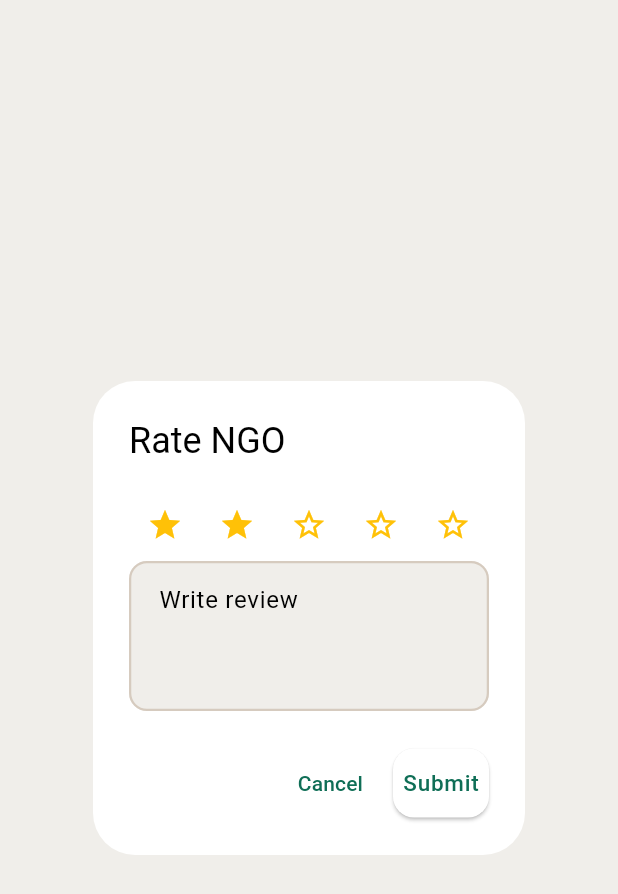
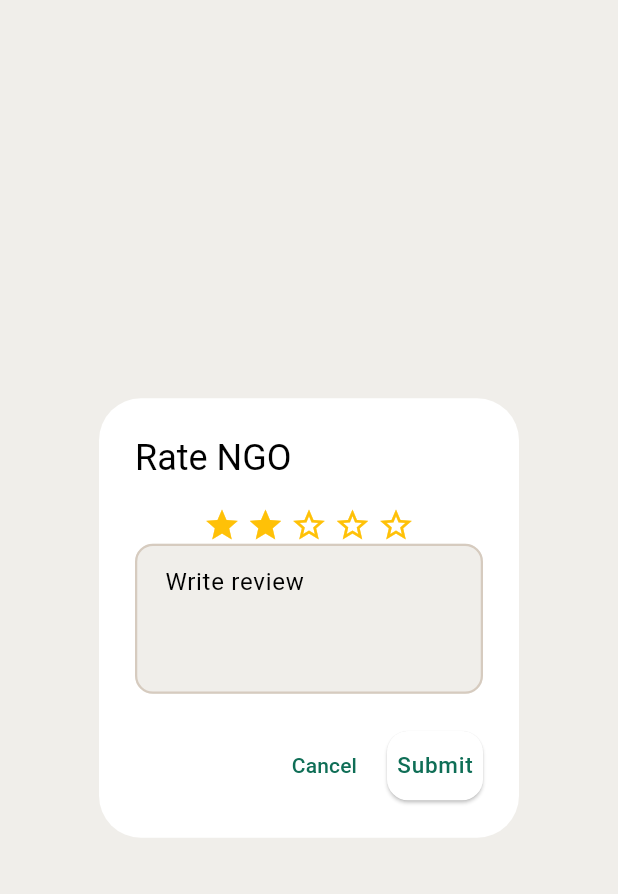
Before and after one commit to shivanvithajayam/share_bite, a Flutter app: the DonorReviewDialog widget shown alone on an empty page, opened directly with empty values, after a tap on the "star" icon, after a tap on the "star border" icon, after a tap on "Submit", on a phone screen of 412 x 824 dp. Shown: the top 894 px of the screen. Run offline on Flutter 3.47's test engine with Material 3 defaults, Android fonts, the phone set to English and light mode, and no system bars; our stand-ins replace cloud_firestore, firebase_auth, firebase_core, firebase_messaging, flutter_local_notifications, flutter_map and 4 more; accounts and stored records are empty; Roboto replaces fonts that are missing (DM Sans).

Commit message:
small changes

```diff
--- a/lib/screens/donor/donor_review_dialog.dart
+++ b/lib/screens/donor/donor_review_dialog.dart
@@ -30,11 +30,13 @@ class _DonorReviewDialogState extends State<DonorReviewDialog> {
 
     final donorData = donorDoc.data() ?? {};
     final donorName = donorData['name'] ?? 'Donor';
+    final ngoDoc = await FirebaseFirestore.instance
+        .collection('users')
+        .doc(widget.ngoId)
+        .get();
+    final ngoName = ngoDoc.data()?['name'] ?? 'NGO';
 
-    await FirebaseFirestore.instance
-        .collection('reviews')
-        .doc(widget.donationId)
-        .set({
+    await FirebaseFirestore.instance.collection('reviews').add({
       'reviewType': 'donor_to_ngo',
 
       'reviewerRole': 'donor',
@@ -42,6 +44,7 @@ class _DonorReviewDialogState extends State<DonorReviewDialog> {
 
       'targetId': widget.ngoId,
       'targetRole': 'ngo',
+      'targetName': ngoName,
 
       'donationId': widget.donationId,
 
@@ -54,11 +57,6 @@ class _DonorReviewDialogState extends State<DonorReviewDialog> {
         .collection('donations')
         .doc(widget.donationId)
         .update({'donorReviewSubmitted': true, 'donorReviewRating': rating});
-
-    final ngoDoc = await FirebaseFirestore.instance
-        .collection('users')
-        .doc(widget.ngoId)
-        .get();
 
     final ngoData = ngoDoc.data() ?? {};
 
@@ -94,19 +92,21 @@ class _DonorReviewDialogState extends State<DonorReviewDialog> {
       content: Column(
         mainAxisSize: MainAxisSize.min,
         children: [
-          Row(
-            mainAxisAlignment: MainAxisAlignment.center,
+          Wrap(
+            alignment: WrapAlignment.center,
+            spacing: 4,
             children: List.generate(
               5,
-              (index) => IconButton(
-                onPressed: () {
+              (index) => GestureDetector(
+                onTap: () {
                   setState(() {
                     rating = index + 1;
                   });
                 },
-                icon: Icon(
+                child: Icon(
                   index < rating ? Icons.star : Icons.star_border,
                   color: Colors.amber,
+                  size: 25,
                 ),
               ),
             ),
```
Also changed, not shown: lib/screens/ngo/review_dialog.dart (+11 -9 lines), 1 other file. Lines whose indentation alone changed are shown as unchanged.
